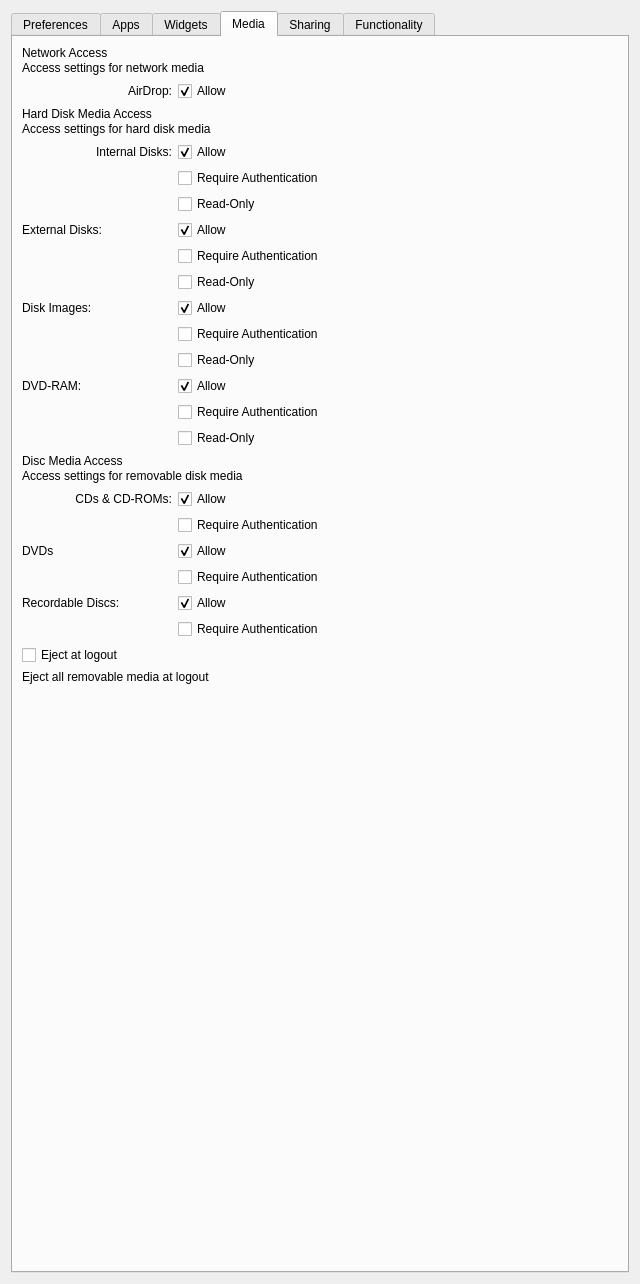
This is FWAdminLib/Configurator/RestrictionsOSXForm.ui in fw-dev/translations as Qt 5 draws it before an edit. The edited form follows.
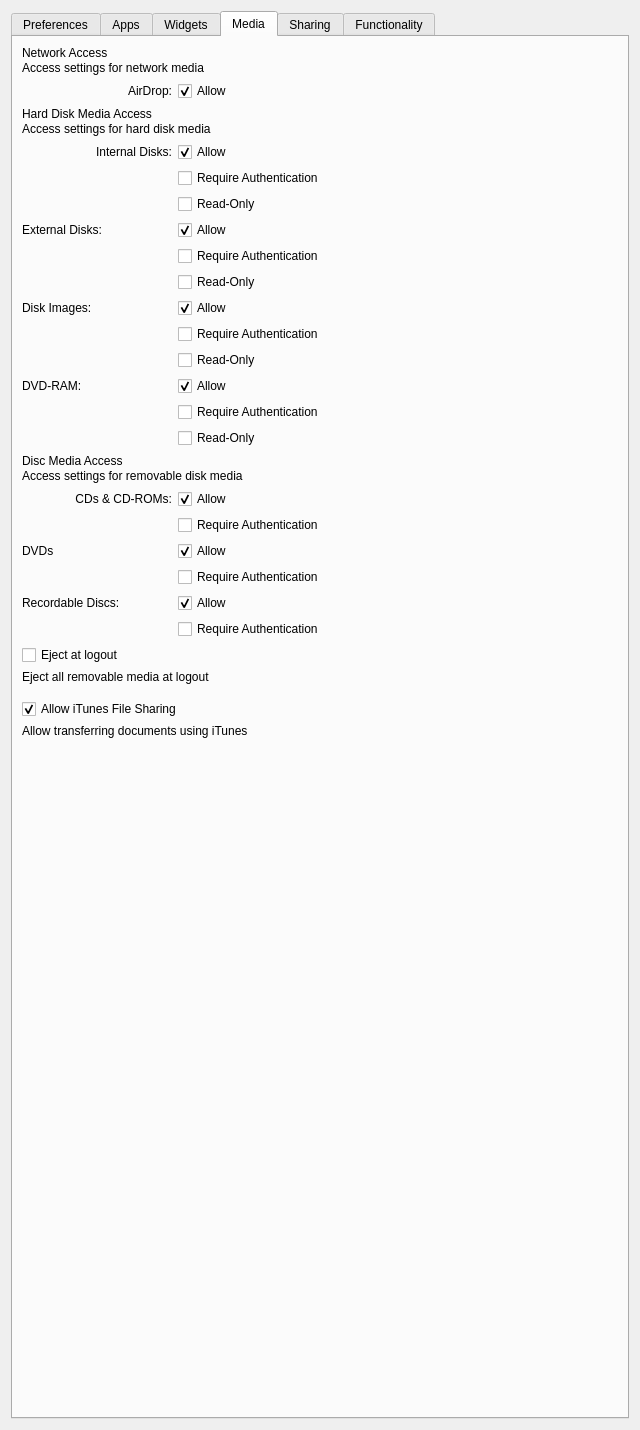
This is the edited form. The open tabs and pages were chosen to show the change. Icons and pictures are not drawn.

```diff
--- a/FWAdminLib/Configurator/RestrictionsOSXForm.ui
+++ b/FWAdminLib/Configurator/RestrictionsOSXForm.ui
@@ -7,7 +7,7 @@
     <x>0</x>
     <y>0</y>
     <width>640</width>
-    <height>1173</height>
+    <height>1430</height>
    </rect>
   </property>
   <property name="windowTitle">
@@ -1570,6 +1570,39 @@
            </property>
           </widget>
          </item>
+         <item>
+          <spacer name="verticalSpacer_10">
+           <property name="orientation">
+            <enum>Qt::Vertical</enum>
+           </property>
+           <property name="sizeType">
+            <enum>QSizePolicy::Fixed</enum>
+           </property>
+           <property name="sizeHint" stdset="0">
+            <size>
+             <width>20</width>
+             <height>10</height>
+            </size>
+           </property>
+          </spacer>
+         </item>
+         <item>
+          <widget class="QCheckBox" name="allowiTunesFileSharing">
+           <property name="text">
+            <string>Allow iTunes File Sharing</string>
+           </property>
+           <property name="checked">
+            <bool>true</bool>
+           </property>
+          </widget>
+         </item>
+         <item>
+          <widget class="QLabel" name="lTip_allowiTunesFileSharing">
+           <property name="text">
+            <string>Allow transferring documents using iTunes</string>
+           </property>
+          </widget>
+         </item>
         </layout>
        </item>
        <item>
```
Left out of the diff: 187 changed lines with no effect on the pictures.
